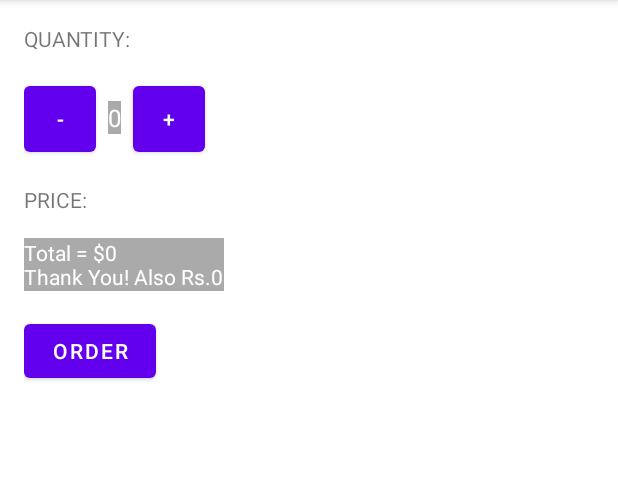
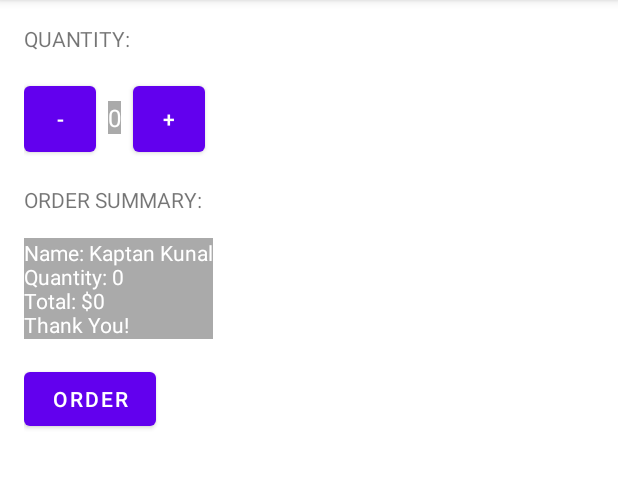
Before and after one commit to adiupd123/Just-Java, an Android app: the screen it shows after launch (MainActivity), after a tap on "ORDER", on a phone screen of 412 x 824 dp, the part 84-572 px from its top. Run offline under Robolectric (Android 15) with nearby library versions, the phone set to English and light mode, and no system bars.

Commit message:
Made some minor changes

```diff
--- a/app/src/main/java/com/example/justjava/MainActivity.java
+++ b/app/src/main/java/com/example/justjava/MainActivity.java
@@ -41,12 +41,9 @@ public class MainActivity extends AppCompatActivity {
      * This method is called when the order button is clicked.
      */
     public void submitOrder(View view) {
-        displayPrice(quantity);
-        int x = calculatePrice(quantity, 5);
-        TextView priceTextView = (TextView) findViewById(R.id.price_textView);
-        String message = (String) priceTextView.getText();
-        message = message + " Also Rs."+x;
-        priceTextView.setText(message);
+        int price = calculatePrice();
+        String message = createOrderSummary(price);
+        displayMessage(message);
     }
 
     /**
@@ -58,34 +55,32 @@ public class MainActivity extends AppCompatActivity {
     }
 
     /**
-     * This method takes the current quantity of coffees and displays the price of those coffees
+     * This method calculates price of coffees ordered
+     * @return price of specified no. of coffees ordered
      */
-    private void displayPrice(int number){
+    private int calculatePrice() {
         int rate = 5;
-        int cost = number*rate;
-        String message = "Total = $"+cost;
-        String greeting = "Thank You!";
-        message = message + "\n" + greeting;
-        displayMessage(message);
+        return quantity * rate;
     }
 
     /**
-     * This method calculates price of coffees ordered
-     * @param quantity is the no. of cups of coffee ordered
-     * @param rate is the price of one cup of coffee
-     * @return price of all coffees ordered
+     * This method creates the message containing entire order summary and returns it
+     * @param totalPrice of specified no. of coffees
+     * @return message
      */
-    private int calculatePrice(int quantity, int rate) {
-        int price = quantity * rate;
-        return price;
+    private String createOrderSummary(int totalPrice){
+        String message = "Name: Kaptan Kunal" +
+                "\nQuantity: " + quantity +
+                "\nTotal: $" + totalPrice +
+                "\nThank You!";
+        return message;
     }
-
 
     /**
      * This method displays the given text on the screen.
      */
     private void displayMessage(String message) {
-        TextView priceTextView = (TextView) findViewById(R.id.price_textView);
-        priceTextView.setText(message);
+        TextView orderSummaryTextView = (TextView) findViewById(R.id.orderSummary_textView);
+        orderSummaryTextView.setText(message);
     }
 }
--- a/app/src/main/res/layout/activity_main.xml
+++ b/app/src/main/res/layout/activity_main.xml
@@ -49,16 +49,16 @@
 
 
     <TextView
-        android:id="@+id/priceHeader_textView"
+        android:id="@+id/orderSummaryHeader_textView"
         android:layout_width="wrap_content"
         android:layout_height="wrap_content"
-        android:text="Price:"
+        android:text="ORDER SUMMARY:"
         android:textAllCaps="true"
         android:layout_marginTop="8dp"
         android:layout_marginBottom="8dp"/>
 
     <TextView
-        android:id="@+id/price_textView"
+        android:id="@+id/orderSummary_textView"
         android:layout_width="wrap_content"
         android:layout_height="wrap_content"
         android:text="$0.00"
```
